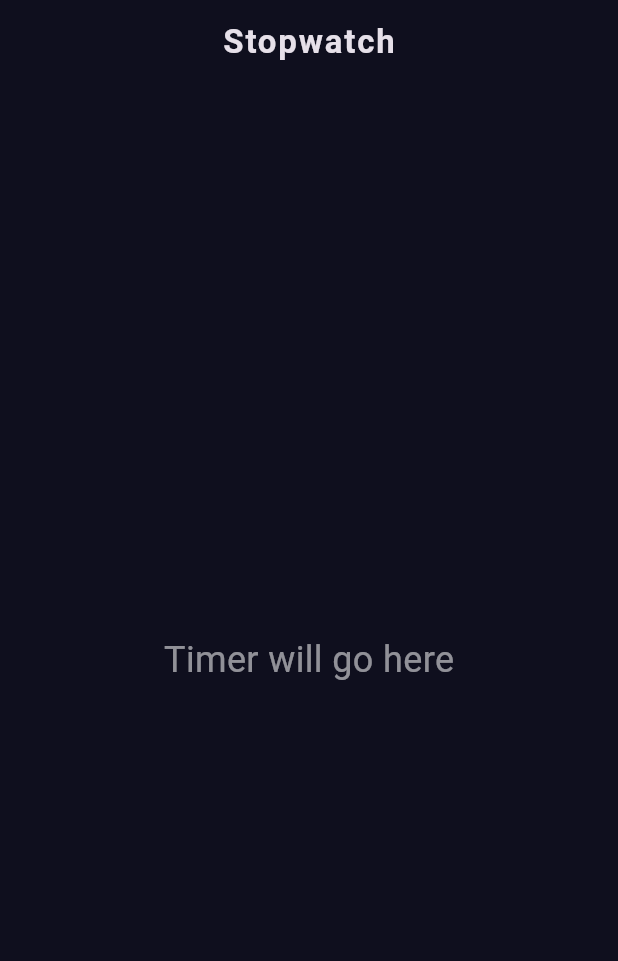
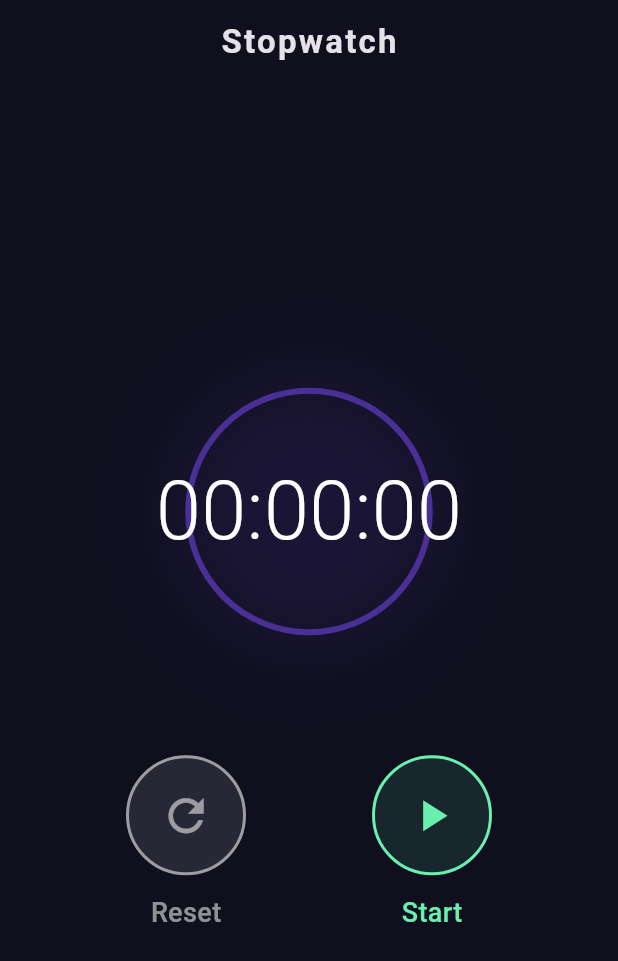
Before and after one commit to Omsaraiya/SCT_AD_3, a Flutter app: the screen it shows after launch, on a phone screen of 412 x 824 dp. Shown: the top 961 px of the screen. Run offline on Flutter 3.47's test engine with Material 3 defaults, Android fonts, the phone set to English and light mode, and no system bars.

Commit message:
feature: overhauled UI with circular neon design and dynamic state buttons

```diff
--- a/lib/screens/stopwatch_screen.dart
+++ b/lib/screens/stopwatch_screen.dart
@@ -1,4 +1,6 @@
 import 'package:flutter/material.dart';
+import 'dart:async';
+import 'dart:ui';
 
 class StopwatchScreen extends StatefulWidget {
   const StopwatchScreen({super.key});
@@ -8,24 +10,140 @@ class StopwatchScreen extends StatefulWidget {
 }
 
 class _StopwatchScreenState extends State<StopwatchScreen> {
+  final Stopwatch _stopwatch = Stopwatch();
+  Timer? _timer;
+
+  void _startTimer() {
+    _stopwatch.start();
+    _timer = Timer.periodic(const Duration(milliseconds: 30), (timer) {
+      setState(() {});
+    });
+  }
+
+  void _pauseTimer() {
+    _stopwatch.stop();
+    _timer?.cancel();
+    setState(() {});
+  }
+
+  void _resetTimer() {
+    _stopwatch.stop();
+    _stopwatch.reset();
+    _timer?.cancel();
+    setState(() {});
+  }
+
+  String _formattedTime() {
+    int milli = _stopwatch.elapsedMilliseconds;
+    String minutes = ((milli ~/ 60000) % 60).toString().padLeft(2, '0');
+    String seconds = ((milli ~/ 1000) % 60).toString().padLeft(2, '0');
+    String milliseconds = ((milli % 1000) ~/ 10).toString().padLeft(2, '0');
+    return "$minutes:$seconds:$milliseconds";
+  }
+
   @override
   Widget build(BuildContext context) {
     return Scaffold(
       appBar: AppBar(
         title: const Text(
           'Stopwatch',
-          style: TextStyle(fontWeight: FontWeight.bold, letterSpacing: 1.2),
+          style: TextStyle(fontWeight: FontWeight.bold, letterSpacing: 1.5),
         ),
         backgroundColor: Colors.transparent,
         elevation: 0,
         centerTitle: true,
       ),
-      body: const Center(
-        child: Text(
-          'Timer will go here',
-          style: TextStyle(fontSize: 24, color: Colors.white54),
+      body: Center(
+        child: Column(
+          mainAxisAlignment: MainAxisAlignment.center,
+          children: [
+            // --- TIME DISPLAY (Neon Circle Design) ---
+            Container(
+              padding: const EdgeInsets.all(40),
+              decoration: BoxDecoration(
+                shape: BoxShape.circle,
+                border: Border.all(
+                  color: Colors.deepPurpleAccent.withOpacity(0.5),
+                  width: 4,
+                ),
+                boxShadow: [
+                  BoxShadow(
+                    color: Colors.deepPurpleAccent.withOpacity(0.1),
+                    blurRadius: 50,
+                    spreadRadius: 10,
+                  ),
+                ],
+              ),
+              child: Text(
+                _formattedTime(),
+                style: const TextStyle(
+                  fontSize: 54, // Bada aur clear font
+                  fontWeight: FontWeight.w300,
+                  color: Colors.white,
+                  fontFeatures: [FontFeature.tabularFigures()],
+                ),
+              ),
+            ),
+
+            const SizedBox(height: 80),
+            Row(
+              mainAxisAlignment: MainAxisAlignment.spaceEvenly,
+              children: [
+                _buildCircularButton(
+                  label: 'Reset',
+                  icon: Icons.refresh,
+                  color: Colors.white54,
+                  onTap: _resetTimer,
+                ),
+
+                _buildCircularButton(
+                  label: _stopwatch.isRunning ? 'Pause' : 'Start',
+                  icon: _stopwatch.isRunning ? Icons.pause : Icons.play_arrow,
+                  color: _stopwatch.isRunning
+                      ? Colors.orangeAccent
+                      : Colors.greenAccent,
+                  onTap: _stopwatch.isRunning ? _pauseTimer : _startTimer,
+                ),
+              ],
+            ),
+          ],
         ),
       ),
     );
   }
+
+  Widget _buildCircularButton({
+    required String label,
+    required IconData icon,
+    required Color color,
+    required VoidCallback onTap,
+  }) {
+    return Column(
+      children: [
+        InkWell(
+          onTap: onTap,
+          borderRadius: BorderRadius.circular(40),
+          child: Container(
+            height: 80,
+            width: 80,
+            decoration: BoxDecoration(
+              shape: BoxShape.circle,
+              color: color.withOpacity(0.1), // Halka transparent background
+              border: Border.all(color: color, width: 2), // Solid border
+            ),
+            child: Icon(icon, color: color, size: 35), // Bada icon
+          ),
+        ),
+        const SizedBox(height: 12),
+        Text(
+          label,
+          style: TextStyle(
+            color: color,
+            fontSize: 18,
+            fontWeight: FontWeight.w500,
+          ),
+        ),
+      ],
+    );
+  }
 }
```
